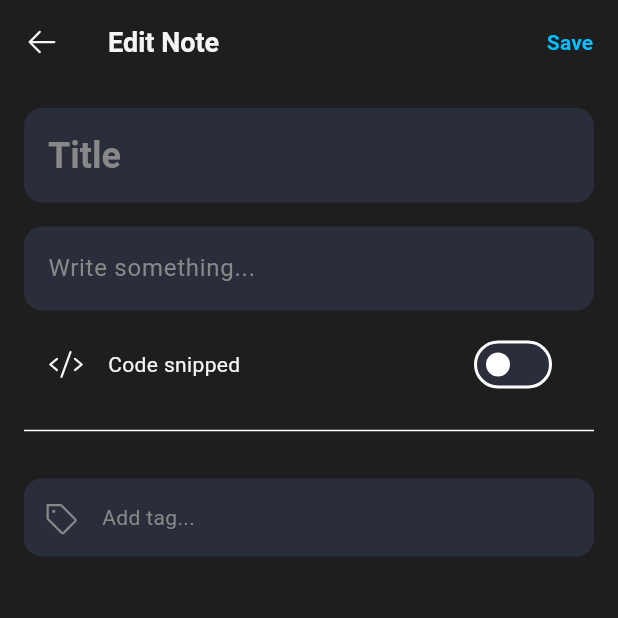
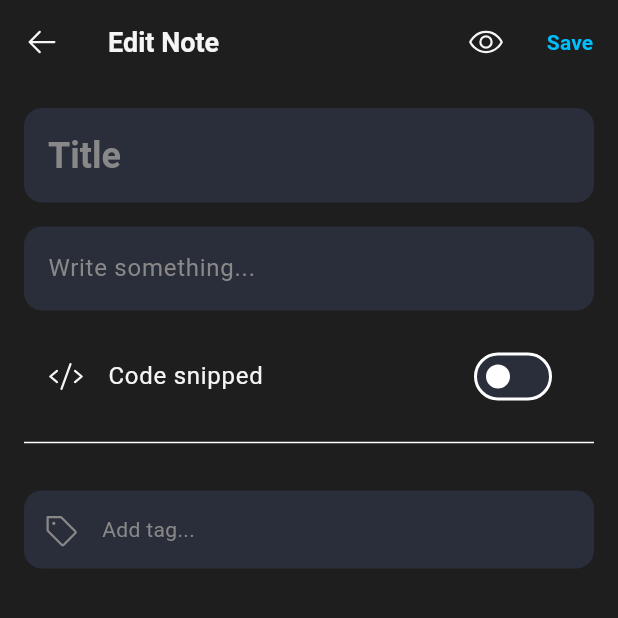
Before and after one commit to MatviiU/dev_jot, a Flutter app: the AddEditNoteScreen screen opened by its route, on a phone screen of 412 x 824 dp, the top half of it. Run offline on Flutter 3.47's test engine with Material 3 defaults, Android fonts, the phone set to English and light mode, and no system bars; our stand-ins replace cloud_firestore, dio, equatable, firebase_auth, firebase_core, flutter_bloc and 7 more; missing offline and left inert: flutter_syntax_view, markdown; accounts and stored records are empty; generated files the repository leaves out were written again; network calls fail.

Commit message:
feat(notes): add markdown preview via html widget

```diff
--- a/lib/features/notes/presentation/screens/add_edit_note_screen.dart
+++ b/lib/features/notes/presentation/screens/add_edit_note_screen.dart
@@ -4,7 +4,9 @@ import 'package:dev_jot/features/notes/domain/models/note.dart';
 import 'package:dev_jot/features/notes/presentation/bloc/notes_bloc.dart';
 import 'package:flutter/material.dart';
 import 'package:flutter_bloc/flutter_bloc.dart';
+import 'package:flutter_widget_from_html/flutter_widget_from_html.dart';
 import 'package:go_router/go_router.dart';
+import 'package:markdown/markdown.dart' as md;
 import 'package:phosphor_flutter/phosphor_flutter.dart';
 
 class AddEditNoteScreen extends StatefulWidget {
@@ -24,6 +26,7 @@ class _AddEditNoteScreenState extends State<AddEditNoteScreen> {
   late final TextEditingController _tagController;
   final _tags = <String>[];
   var _isCode = false;
+  var _isPreviewing = false;
 
   @override
   void initState() {
@@ -85,6 +88,13 @@ class _AddEditNoteScreenState extends State<AddEditNoteScreen> {
     });
   }
 
+  void _togglePreview() {
+    FocusScope.of(context).unfocus();
+    setState(() {
+      _isPreviewing = !_isPreviewing;
+    });
+  }
+
   @override
   Widget build(BuildContext context) {
     final appTheme = Theme.of(context).extension<AppColorsExtension>()!;
@@ -105,6 +115,15 @@ class _AddEditNoteScreenState extends State<AddEditNoteScreen> {
           style: textTheme.titleLarge?.copyWith(color: appTheme.onBackground),
         ),
         actions: [
+          IconButton(
+            onPressed: _togglePreview,
+            icon: PhosphorIcon(
+              _isPreviewing
+                  ? PhosphorIcons.eyeSlash(PhosphorIconsStyle.regular)
+                  : PhosphorIcons.eye(PhosphorIconsStyle.regular),
+              color: appTheme.onBackground,
+            ),
+          ),
           TextButton(
             onPressed: _saveNote,
             child: Text(
@@ -130,6 +149,12 @@ class _AddEditNoteScreenState extends State<AddEditNoteScreen> {
                 maxLines: 1,
               ),
               const Gap(height: 16),
+              if (_isPreviewing)
+                SizedBox(
+                  width: double.infinity,
+                  child: HtmlWidget(md.markdownToHtml(_contentController.text)),
+                ),
+              if (!_isPreviewing)
                 TextFormField(
                   controller: _contentController,
                   decoration: const InputDecoration(
@@ -140,11 +165,13 @@ class _AddEditNoteScreenState extends State<AddEditNoteScreen> {
                   maxLines: null,
                   keyboardType: TextInputType.multiline,
                 ),
-              const Gap(height: 8),
+              const Gap(height: 16),
               SwitchListTile(
-                title: Text('Code snipped', style: textTheme.bodyMedium),
+                title: Text('Code snipped', style: textTheme.bodyLarge),
+                activeThumbColor: appTheme.primary,
                 secondary: PhosphorIcon(
                   PhosphorIcons.code(PhosphorIconsStyle.regular),
+                  color: appTheme.onSurface,
                 ),
                 value: _isCode,
                 onChanged: (newValue) {
```
Lines whose indentation alone changed are shown as unchanged.
